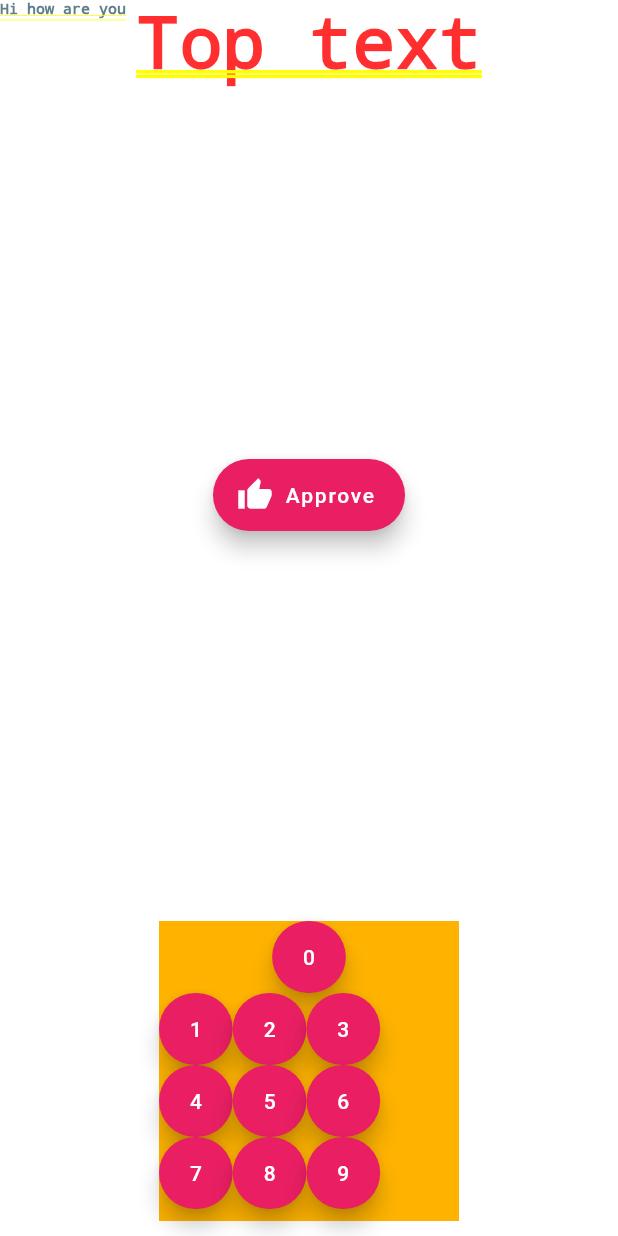
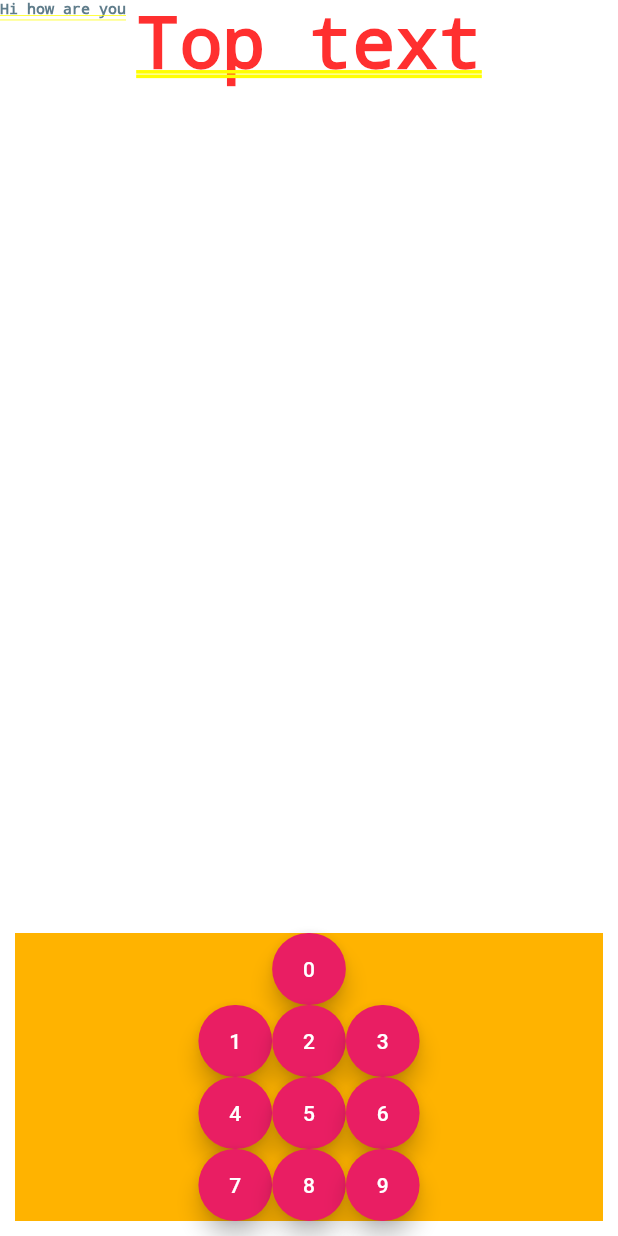
Before and after one commit to Penjat/FlutterPractice, a Flutter app: the screen it shows after launch, on a phone screen of 412 x 824 dp. Run offline on Flutter 3.47's test engine with Material 2 defaults, Android fonts, the light colour scheme and no system bars.

Commit message:
Keypad in separet file.

```diff
--- /dev/null
+++ b/lib/Keypad.dart
@@ -0,0 +1,63 @@
+import 'package:flutter/material.dart';
+
+class Keypad extends StatelessWidget {
+  @override
+  Widget build(BuildContext context) {
+    return Container(
+      margin: const EdgeInsets.all(10.0),
+      color: Colors.amber[600],
+      child: Center(
+        child:
+        Column(mainAxisAlignment: MainAxisAlignment.end, children: <Widget>[
+          KeypadKey(0, pressedKey),
+          Row(
+            mainAxisAlignment: MainAxisAlignment.center,
+            children: [
+              KeypadKey(1, pressedKey),
+              KeypadKey(2, pressedKey),
+              KeypadKey(3, pressedKey),
+            ],
+          ),
+          Row(
+            mainAxisAlignment: MainAxisAlignment.center,
+            children: [
+              KeypadKey(4, pressedKey),
+              KeypadKey(5, pressedKey),
+              KeypadKey(6, pressedKey),
+            ],
+          ),
+          Row(
+            mainAxisAlignment: MainAxisAlignment.center,
+            children: [
+              KeypadKey(7, pressedKey),
+              KeypadKey(8, pressedKey),
+              KeypadKey(9, pressedKey),
+            ],
+          ),
+        ]),
+      ),
+    );
+  }
+
+  void pressedKey(int i) {
+    print("a key was pressed " + i.toString());
+  }
+}
+
+class KeypadKey extends StatelessWidget {
+  KeypadKey(this.myNumber, this.pressedFunction);
+
+  Function pressedFunction;
+  int myNumber;
+
+  @override
+  Widget build(BuildContext context) {
+    return FloatingActionButton.extended(
+      onPressed: () {
+        pressedFunction(myNumber);
+      },
+      label: Text(myNumber.toString()),
+      backgroundColor: Colors.pink,
+    );
+  }
+}
--- a/lib/main.dart
+++ b/lib/main.dart
@@ -1,4 +1,5 @@
 import 'package:flutter/material.dart';
+import 'package:testatron/Keypad.dart';
 
 void main() {
   runApp(MyApp());
@@ -37,78 +38,20 @@ class MainApp extends StatelessWidget {
   }
 }
 
-class Keypad extends StatelessWidget {
+
+
+class MiddleContent extends StatefulWidget {
   @override
-  Widget build(BuildContext context) {
-    return Container(
-      margin: const EdgeInsets.all(10.0),
-      color: Colors.amber[600],
-      width: 200.0,
-      height: 200.0,
-      child: Column(
-          children: <Widget>[
-            KeypadKey(0,pressedKey),
-            Row(
-              children: [
-                KeypadKey(1,pressedKey),
-                KeypadKey(2,pressedKey),
-                KeypadKey(3,pressedKey),
-              ],
-            ),
-            Row(
-              children: [
-                KeypadKey(4,pressedKey),
-                KeypadKey(5,pressedKey),
-                KeypadKey(6,pressedKey),
-              ],
-            ),
-            Row(
-              children: [
-                KeypadKey(7,pressedKey),
-                KeypadKey(8,pressedKey),
-                KeypadKey(9,pressedKey),
-              ],
-            ),
-          ]
-      ),
-    );
-  }
-
-  void pressedKey(int i) {
-    print("a key was pressed " + i.toString());
-  }
+  _MiddleContentState createState() => _MiddleContentState();
 }
 
-class KeypadKey extends StatelessWidget {
-  KeypadKey(this.myNumber, this.pressedFunction);
-  Function pressedFunction;
-  int myNumber;
-  @override
-  Widget build(BuildContext context) {
-    return FloatingActionButton.extended(
-      onPressed: () {
-        pressedFunction(myNumber);
-      },
-      label: Text(myNumber.toString()),
-      backgroundColor: Colors.pink,
-    );
-  }
-}
+class _MiddleContentState extends State<MiddleContent> {
+  var typedText = "";
 
-class MiddleContent extends StatelessWidget {
   @override
   Widget build(BuildContext context) {
     return Expanded(
-      child: Center(
-        child: FloatingActionButton.extended(
-          onPressed: () {
-            // Add your onPressed code here!
-          },
-          label: Text('Approve'),
-          icon: Icon(Icons.thumb_up),
-          backgroundColor: Colors.pink,
-        ),
-      ),
+      child: Text(typedText),
     );
   }
 }
```
